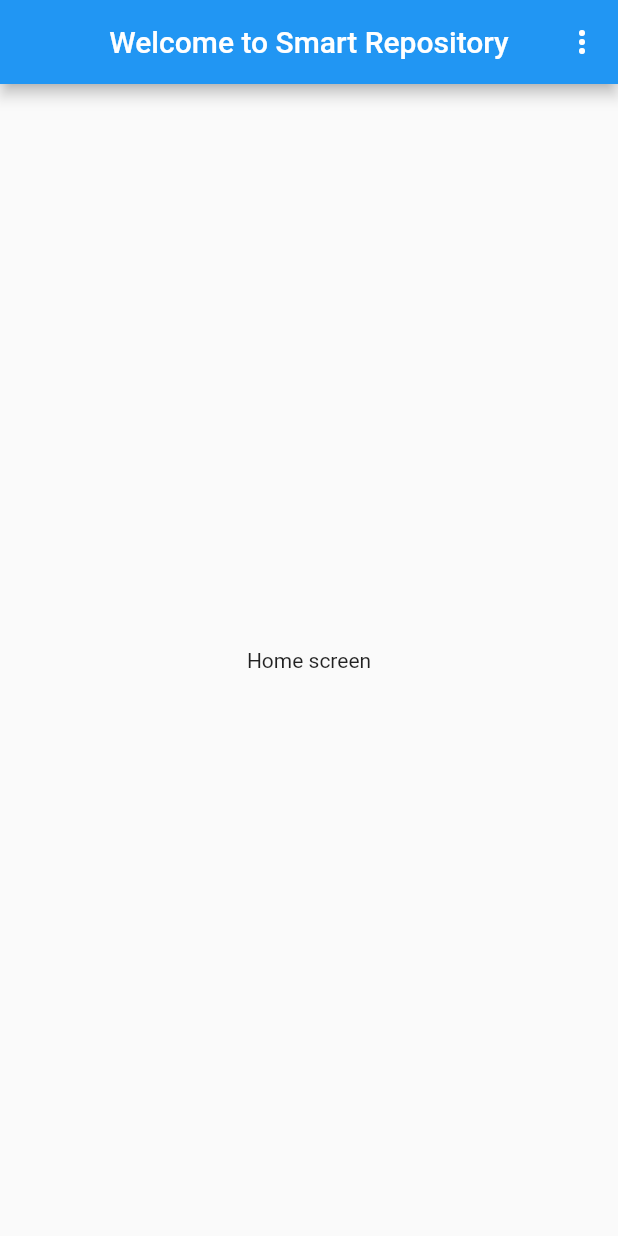
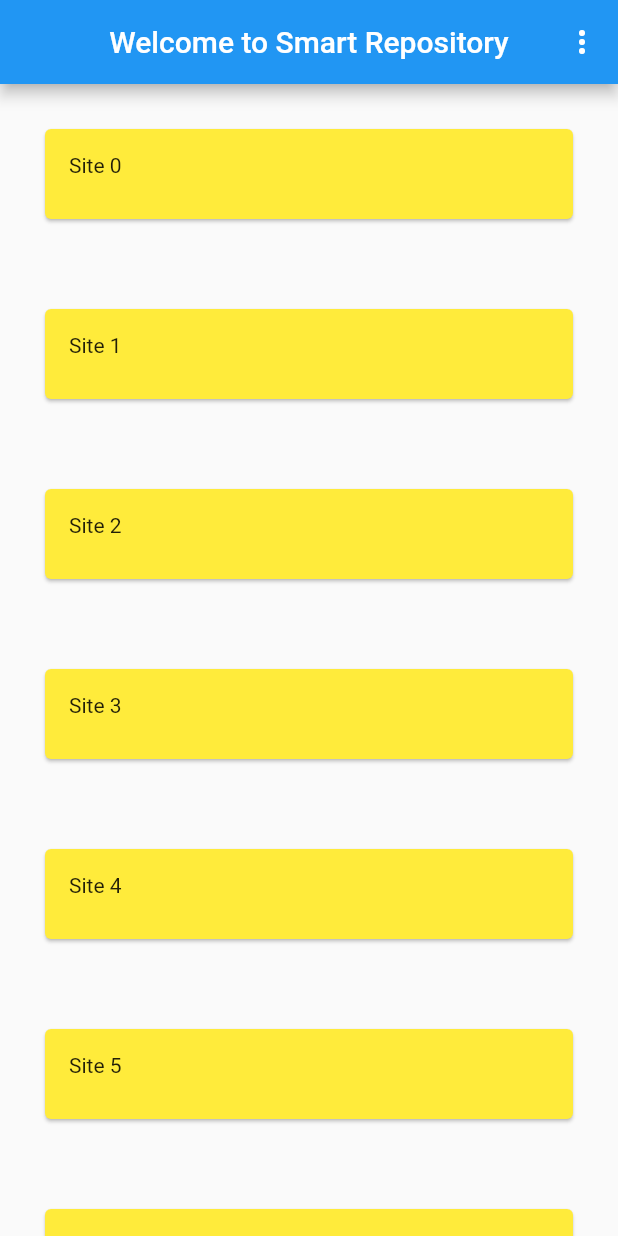
Before and after one commit to CarvingIT/smartrepo-flutter, a Flutter app: the screen it shows after launch, on a phone screen of 412 x 824 dp. Run offline on Flutter 3.47's test engine with Material 2 defaults, Android fonts, the phone set to English and light mode, and no system bars; our stand-ins replace validators.

Commit message:
display of list of sites in ListView

```diff
--- a/lib/main.dart
+++ b/lib/main.dart
@@ -17,6 +17,8 @@ class SmartRepoApp extends StatelessWidget {
 
 class Home extends StatelessWidget{
 	@override
+	final sr_sites = List<String>.generate(100, (i) => "Site $i");
+
 	Widget build(BuildContext context){
 		return Scaffold(
         appBar: AppBar(
@@ -42,9 +44,28 @@ class Home extends StatelessWidget{
 			),
 		  ],
         ),
-        body: const Center(
-          child: Text('Home screen'),
-        ),
+        body: Scrollbar(
+		  child: ListView.builder(
+		  itemCount: sr_sites.length,
+		  itemBuilder: (context, index) {
+					return Container(
+						margin:EdgeInsets.all(10),
+						width:50,
+						height:100,
+						child: Padding(
+							padding: EdgeInsets.all(16.0),
+							child:Card(
+								color:Colors.yellow,
+								child: Padding(
+									padding: EdgeInsets.all(16.0),
+									child:Text(sr_sites[index]),
+								),
+							),
+						),
+					);
+  			},
+		),
+		),
       ); // Scaffold
 	}
 
```
